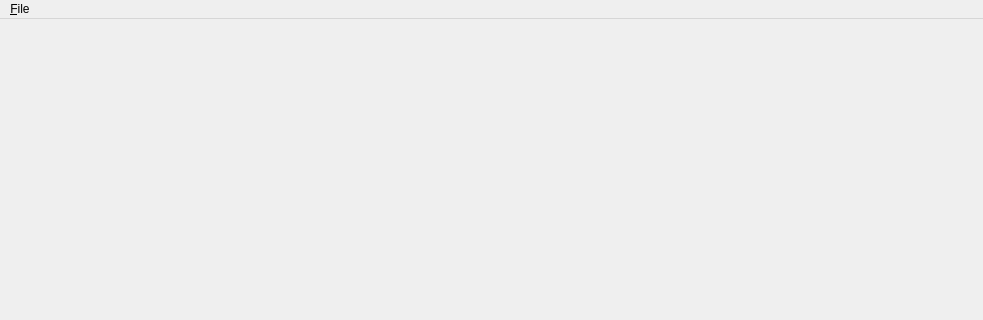
Above: src/view/mainwindow.ui from afichet/openexr-viewer before the change; both pictures show x 0 to 983 and y 0 to 320 of the 983 by 665 pixel window. Below: the same form after it.
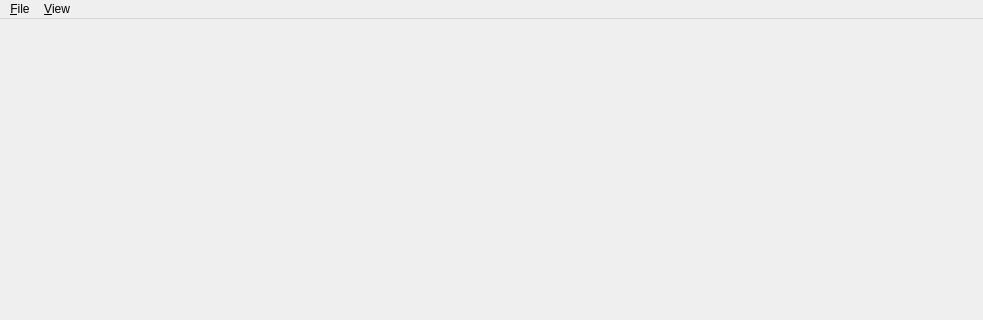
That is the form after the change.

Commit message: Control view modes in QMdiArea

The edit to the form file:
```diff
--- a/src/view/mainwindow.ui
+++ b/src/view/mainwindow.ui
@@ -31,7 +31,16 @@
     <addaction name="separator"/>
     <addaction name="action_Quit"/>
    </widget>
+   <widget class="QMenu" name="menu_View">
+    <property name="title">
+     <string>&amp;View</string>
+    </property>
+    <addaction name="action_Tabbed"/>
+    <addaction name="action_Cascade"/>
+    <addaction name="action_Tiled"/>
+   </widget>
    <addaction name="menu_File"/>
+   <addaction name="menu_View"/>
   </widget>
   <widget class="QStatusBar" name="statusbar"/>
   <action name="action_Open">
```
Left out of the diff: 15 changed lines with no effect on the pictures. The commit also changes 2 other files.
